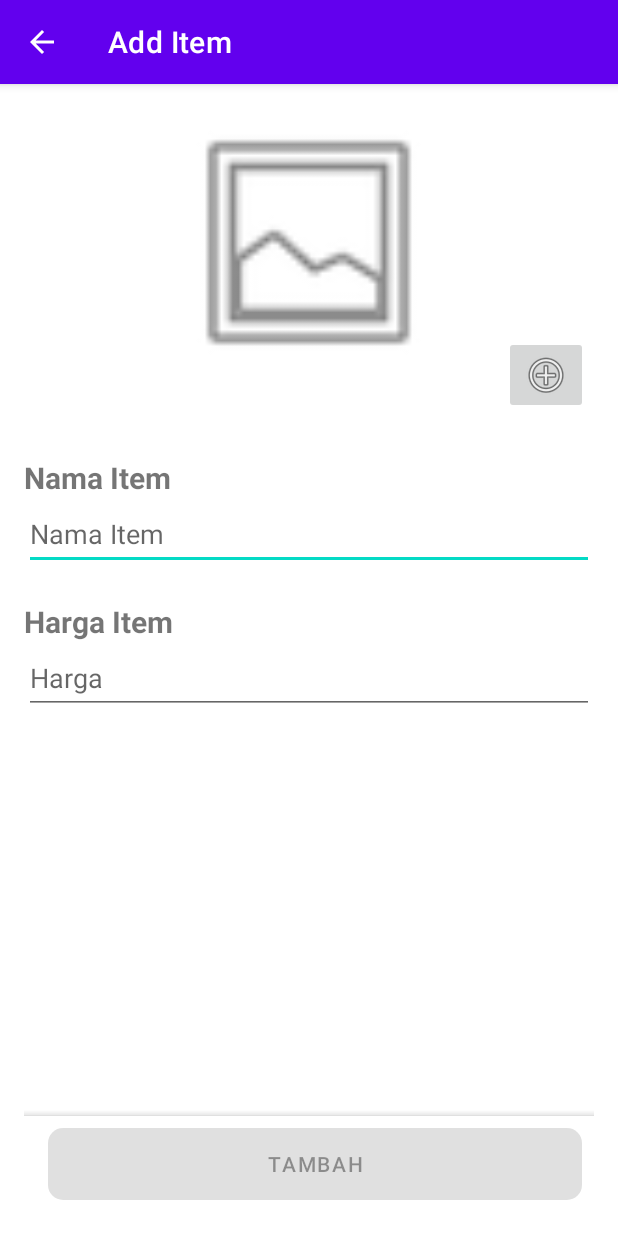
After one commit to Rixoan/Supplyverse, an Android app: the Add_ItemActivity screen opened directly, with no data from a screen before it, on a phone screen of 412 x 824 dp. The commit adds this screen. Run offline under Robolectric (Android 15) with nearby library versions, the phone set to English and light mode, and no system bars.

Commit message:
Add fitur Tambah Barang

```diff
--- /dev/null
+++ b/app/src/main/java/com/example/test2/UI/Add_ItemActivity.kt
@@ -0,0 +1,110 @@
+package com.example.test2.UI
+
+import android.content.BroadcastReceiver
+import android.content.Context
+import android.content.Intent
+import android.content.IntentFilter
+import androidx.appcompat.app.AppCompatActivity
+import android.os.Bundle
+import android.view.View
+import android.widget.Toast
+import androidx.core.widget.doOnTextChanged
+import com.example.test2.ACTION_DOWNLOAD
+import com.example.test2.EXTRA_FINISH
+import com.example.test2.EXTRA_PROGRESS
+import com.example.test2.Models.ItemDataModel
+import com.example.test2.Models.SupplierDataModel
+import com.example.test2.R
+import com.example.test2.Services.DownloadService
+import kotlinx.android.synthetic.main.activity_add_item.*
+
+class Add_ItemActivity : AppCompatActivity() {
+
+    private val DownloadReciver1 = object :BroadcastReceiver(){
+        override fun onReceive(p0: Context?, p1: Intent?) {
+            var progress = p1?.getIntExtra(EXTRA_PROGRESS,0)
+            var selesai = p1?.getBooleanExtra(EXTRA_FINISH,true)
+
+
+            pb_addItem_upload.progress = progress ?: 0
+            if(selesai!!){
+                imgItem.setImageBitmap(img)
+                Toast.makeText(this@Add_ItemActivity,"Selesai Upload",Toast.LENGTH_SHORT).show()
+                pb_addItem_upload.visibility = View.INVISIBLE
+            }
+        }
+
+
+    }
+
+    override fun onCreate(savedInstanceState: Bundle?) {
+        super.onCreate(savedInstanceState)
+        setContentView(R.layout.activity_add_item)
+
+        tv_namaitem.doOnTextChanged { text, start, before, count ->
+            var namalenght = tv_namaitem.text.toString().length
+            var harga = tv_harga.text.toString().length
+            enableAddButton(namalenght, harga)
+        }
+        tv_harga.doOnTextChanged { text, start, before, count ->
+            var namalenght = tv_namaitem.text.toString().length
+            var harga = tv_harga.text.toString().length
+            enableAddButton(namalenght, harga)
+        }
+
+        addImg.setOnClickListener {
+            pb_addItem_upload.visibility = View.VISIBLE
+
+
+            var addimage_service = Intent(this, DownloadService::class.java)
+            DownloadService.enqueuework(this,addimage_service)
+
+
+        }
+        var filterdownload = IntentFilter(ACTION_DOWNLOAD)
+        registerReceiver(DownloadReciver1,filterdownload)
+
+    }
+
+    override fun onDestroy() {
+        super.onDestroy()
+        unregisterReceiver(DownloadReciver1)
+    }
+
+    fun enableAddButton(namalenght: Int, harga: Int) {
+        if(namalenght >0 && harga>0){
+            bt_add.isEnabled = true
+        }
+        else
+        {
+            bt_add.isEnabled = false
+        }
+    }
+
+
+
+    fun add_Item(view: View) {
+        var user = loginuser
+        var nama = tv_namaitem.text.toString()
+        var harga = (tv_harga.text.toString()).toFloat()
+        var tmpsupplier = SupplierDataModel(user!!.username)
+
+        for(i in supplierlist){
+            if(tmpsupplier.nama == i.nama){
+                i.itemlist.add(ItemDataModel(nama,harga,i.nama))
+                Toast.makeText(this,"Berhasil menambah item",Toast.LENGTH_SHORT).show()
+                var intent = Intent()
+                setResult(RESULT_OK,intent)
+                finish()
+                return
+            }
+        }
+        tmpsupplier.itemlist.add(ItemDataModel(nama,harga,tmpsupplier.nama))
+        supplierlist.add(tmpsupplier)
+        Toast.makeText(this,"Berhasil menambah item",Toast.LENGTH_SHORT).show()
+        var intent = Intent()
+        setResult(RESULT_OK,intent)
+        finish()
+
+    }
+}
--- a/app/src/main/java/com/example/test2/UI/Cart_DetailActivity.kt
+++ b/app/src/main/java/com/example/test2/UI/Cart_DetailActivity.kt
@@ -45,13 +45,13 @@ class Cart_DetailActivity : AppCompatActivity() {
                         HistoriAdapter.VIEW_TYPE_SELESAI)
                 )
 
+
             }
             removefromcart()
             finish()
         }
 
     }
-
     fun removefromcart(){
         var index = 0
         for(i in cart){
@@ -64,5 +64,4 @@ class Cart_DetailActivity : AppCompatActivity() {
         }
     }
 
-
 }
--- /dev/null
+++ b/app/src/main/res/layout/activity_add_item.xml
@@ -0,0 +1,141 @@
+<?xml version="1.0" encoding="utf-8"?>
+<androidx.coordinatorlayout.widget.CoordinatorLayout xmlns:android="http://schemas.android.com/apk/res/android"
+    xmlns:app="http://schemas.android.com/apk/res-auto"
+    xmlns:tools="http://schemas.android.com/tools"
+    android:layout_width="match_parent"
+    android:layout_height="match_parent"
+    android:padding="16dp"
+    tools:context=".UI.Add_ItemActivity">
+
+
+    <ScrollView
+        android:layout_width="match_parent"
+        android:layout_height="wrap_content">
+
+        <androidx.constraintlayout.widget.ConstraintLayout
+            android:layout_width="match_parent"
+            android:layout_height="wrap_content"
+            android:orientation="vertical" >
+<!--            <Button-->
+<!--                android:id="@+id/bt_add"-->
+<!--                android:layout_width="match_parent"-->
+<!--                android:layout_height="wrap_content"-->
+<!--                android:layout_marginTop="52dp"-->
+<!--                android:background="@drawable/button_back"-->
+<!--                android:enabled="false"-->
+<!--                android:foreground="?selectableItemBackground"-->
+<!--                android:onClick="add_Item"-->
+<!--                android:text="Tambah"-->
+<!--                app:layout_constraintEnd_toEndOf="parent"-->
+<!--                app:layout_constraintHorizontal_bias="0.406"-->
+<!--                app:layout_constraintStart_toStartOf="parent"-->
+<!--                app:layout_constraintTop_toBottomOf="@+id/tv_harga" />-->
+
+            <TextView
+                android:id="@+id/textView2"
+                android:layout_width="wrap_content"
+                android:layout_height="wrap_content"
+                android:text="Nama Item "
+                android:textSize="20sp"
+                android:textStyle="bold"
+                app:layout_constraintBottom_toTopOf="@+id/tv_namaitem"
+                app:layout_constraintStart_toStartOf="parent" />
+
+            <EditText
+                android:id="@+id/tv_namaitem"
+                android:layout_width="0dp"
+                android:layout_height="wrap_content"
+                android:layout_marginTop="40dp"
+                android:hint="Nama Item"
+                android:inputType="textEmailAddress"
+                android:minHeight="48dp"
+                android:selectAllOnFocus="true"
+                app:layout_constraintEnd_toEndOf="parent"
+                app:layout_constraintStart_toStartOf="parent"
+                app:layout_constraintTop_toBottomOf="@+id/pb_addItem_upload" />
+
+            <EditText
+                android:id="@+id/tv_harga"
+                android:layout_width="0dp"
+                android:layout_height="wrap_content"
+                android:layout_marginTop="48dp"
+                android:hint="Harga"
+                android:imeActionLabel="tes"
+                android:imeOptions="actionDone"
+                android:inputType="numberDecimal"
+                android:minHeight="48dp"
+                android:selectAllOnFocus="true"
+                app:layout_constraintEnd_toEndOf="parent"
+                app:layout_constraintHorizontal_bias="0.187"
+                app:layout_constraintStart_toStartOf="parent"
+                app:layout_constraintTop_toBottomOf="@+id/tv_namaitem" />
+
+            <TextView
+                android:id="@+id/textView11"
+                android:layout_width="wrap_content"
+                android:layout_height="wrap_content"
+                android:text="Harga Item"
+                android:textSize="20sp"
+                android:textStyle="bold"
+                app:layout_constraintBottom_toTopOf="@+id/tv_harga"
+                app:layout_constraintStart_toStartOf="parent" />
+
+            <ImageView
+                android:id="@+id/imgItem"
+                android:layout_width="342dp"
+                android:layout_height="179dp"
+                app:layout_constraintEnd_toEndOf="parent"
+                app:layout_constraintHorizontal_bias="0.492"
+                app:layout_constraintStart_toStartOf="parent"
+                app:layout_constraintTop_toTopOf="parent"
+                app:srcCompat="@android:drawable/ic_menu_gallery" />
+
+            <ImageButton
+                android:id="@+id/addImg"
+                android:layout_width="wrap_content"
+                android:layout_height="wrap_content"
+                android:layout_marginTop="152dp"
+                android:layout_marginEnd="4dp"
+                app:layout_constraintEnd_toEndOf="parent"
+                app:layout_constraintTop_toTopOf="parent"
+                app:srcCompat="@android:drawable/ic_menu_add" />
+
+            <ProgressBar
+                android:id="@+id/pb_addItem_upload"
+                style="?android:attr/progressBarStyleHorizontal"
+                android:layout_width="match_parent"
+                android:layout_height="wrap_content"
+                android:visibility="invisible"
+                app:layout_constraintEnd_toEndOf="parent"
+                app:layout_constraintHorizontal_bias="0.51"
+                app:layout_constraintStart_toStartOf="parent"
+                app:layout_constraintTop_toBottomOf="@+id/addImg" />
+        </androidx.constraintlayout.widget.ConstraintLayout>
+    </ScrollView>
+    <com.google.android.material.bottomappbar.BottomAppBar
+        android:id="@+id/bottom_app_bar"
+        android:layout_width="match_parent"
+        android:layout_height="wrap_content"
+        android:layout_gravity="bottom"
+        android:background="#777">
+
+
+        <Button
+            android:id="@+id/bt_add"
+            android:layout_width="match_parent"
+            android:layout_height="wrap_content"
+            android:layout_marginTop="52dp"
+            android:background="@drawable/button_back"
+            android:enabled="false"
+            android:foreground="?selectableItemBackground"
+            android:onClick="add_Item"
+            android:text="Tambah"
+            android:layout_gravity="end"
+            android:layout_margin="8dp"
+            app:cornerRadius="10dp" />
+    </com.google.android.material.bottomappbar.BottomAppBar>
+
+
+
+
+</androidx.coordinatorlayout.widget.CoordinatorLayout>
```
Also changed, not shown: app/src/main/AndroidManifest.xml (+10 -0 lines), app/src/main/java/com/example/test2/Services/DownloadService.kt (added, +92 -0 lines), app/src/main/java/com/example/test2/UI/Item_DetailActivity.kt (+8 -2 lines), app/src/main/java/com/example/test2/UI/ThirdFragment.kt (+14 -2 lines).
